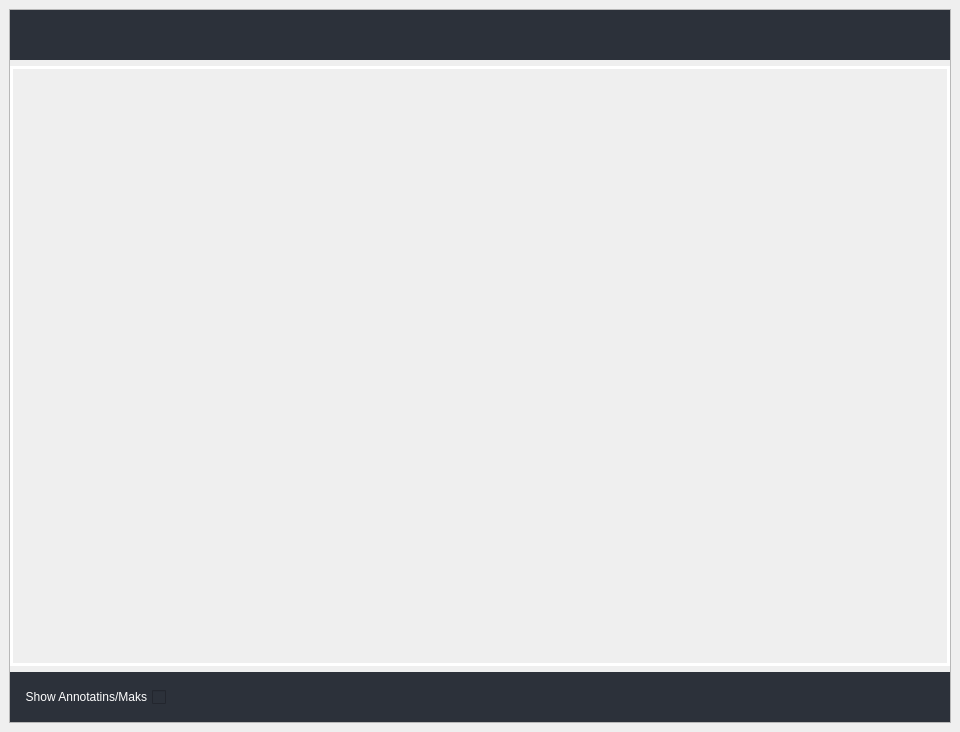
Before: the Qt Designer form UI/neighbour_imgs.ui in DORSA-co/trainApp_oxin, drawn with Qt 5.
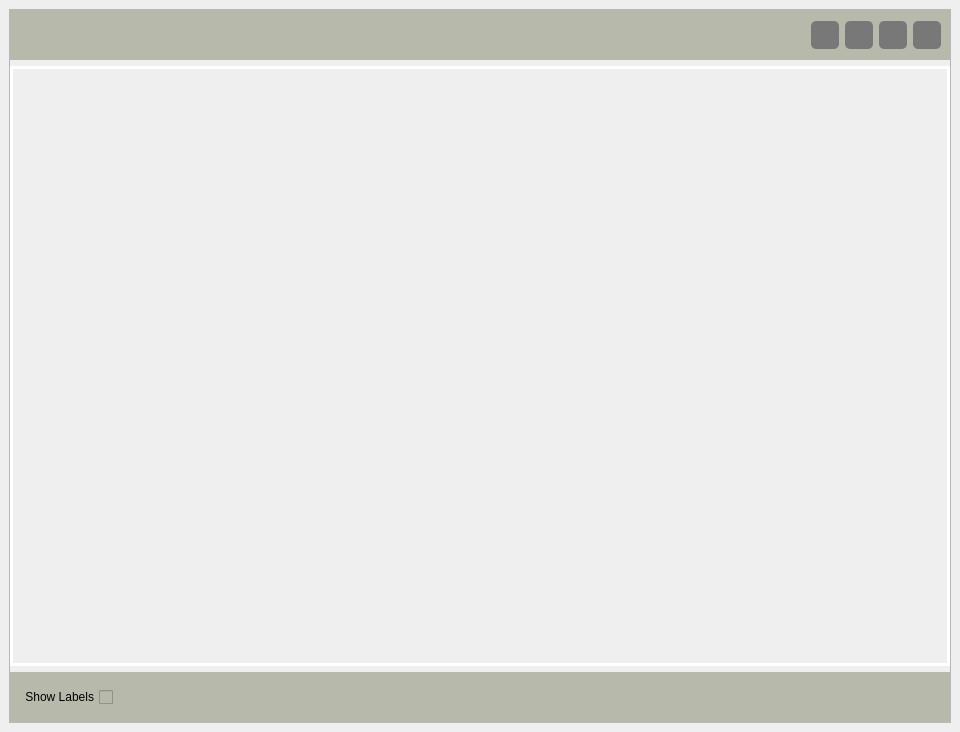
After: the same form once the commit is applied. Icons and pictures are not drawn.

What changed in the file:
```diff
--- a/UI/neighbour_imgs.ui
+++ b/UI/neighbour_imgs.ui
@@ -51,7 +51,7 @@
           </size>
          </property>
          <property name="styleSheet">
-          <string notr="true">background-color: rgb(44, 49, 58);</string>
+          <string notr="true">background-color: #b7baab;</string>
          </property>
          <property name="frameShape">
           <enum>QFrame::NoFrame</enum>
@@ -94,7 +94,7 @@
              <string>Help</string>
             </property>
             <property name="styleSheet">
-             <string notr="true">#rightButtons .QPushButton { background-color: rgba(255, 255, 255, 0); border: none;  border-radius: 5px; }
+             <string notr="true">#rightButtons .QPushButton { background-color:rgb(120, 120, 120); border: none;  border-radius: 5px; }
 #rightButtons .QPushButton:hover { background-color: rgb(44, 49, 57); border-style: solid; border-radius: 4px; }
 #rightButtons .QPushButton:pressed { background-color: rgb(23, 26, 30); border-style: solid; border-radius: 4px; }</string>
             </property>
@@ -134,7 +134,7 @@
              <string>Minimize</string>
             </property>
             <property name="styleSheet">
-             <string notr="true">#rightButtons .QPushButton { background-color: rgba(255, 255, 255, 0); border: none;  border-radius: 5px; }
+             <string notr="true">#rightButtons .QPushButton { background-color:rgb(120, 120, 120); border: none;  border-radius: 5px; }
 #rightButtons .QPushButton:hover { background-color: rgb(44, 49, 57); border-style: solid; border-radius: 4px; }
 #rightButtons .QPushButton:pressed { background-color: rgb(23, 26, 30); border-style: solid; border-radius: 4px; }</string>
             </property>
@@ -174,7 +174,7 @@
              <string>Minimize</string>
             </property>
             <property name="styleSheet">
-             <string notr="true">#rightButtons .QPushButton { background-color: rgba(255, 255, 255, 0); border: none;  border-radius: 5px; }
+             <string notr="true">#rightButtons .QPushButton { background-color:rgb(120, 120, 120); border: none;  border-radius: 5px; }
 #rightButtons .QPushButton:hover { background-color: rgb(44, 49, 57); border-style: solid; border-radius: 4px; }
 #rightButtons .QPushButton:pressed { background-color: rgb(23, 26, 30); border-style: solid; border-radius: 4px; }</string>
             </property>
@@ -214,7 +214,7 @@
              <string>Close</string>
             </property>
             <property name="styleSheet">
-             <string notr="true">#rightButtons .QPushButton { background-color: rgba(255, 255, 255, 0); border: none;  border-radius: 5px; }
+             <string notr="true">#rightButtons .QPushButton { background-color:rgb(120, 120, 120); border: none;  border-radius: 5px; }
 #rightButtons .QPushButton:hover { background-color: rgb(44, 49, 57); border-style: solid; border-radius: 4px; }
 #rightButtons .QPushButton:pressed { background-color: rgb(23, 26, 30); border-style: solid; border-radius: 4px; }</string>
             </property>
@@ -276,7 +276,7 @@
           </size>
          </property>
          <property name="styleSheet">
-          <string notr="true">background-color: rgb(44, 49, 58);</string>
+          <string notr="true">background-color: #b7baab;</string>
          </property>
          <property name="frameShape">
           <enum>QFrame::NoFrame</enum>
@@ -294,10 +294,10 @@
              <enum>Qt::RightToLeft</enum>
             </property>
             <property name="styleSheet">
-             <string notr="true">color:white</string>
+             <string notr="true">color: black;</string>
             </property>
             <property name="text">
-             <string>Show Annotatins/Maks</string>
+             <string>Show Labels</string>
             </property>
            </widget>
           </item>
```
Left out of the diff: 2 changed lines with no effect on the pictures.
